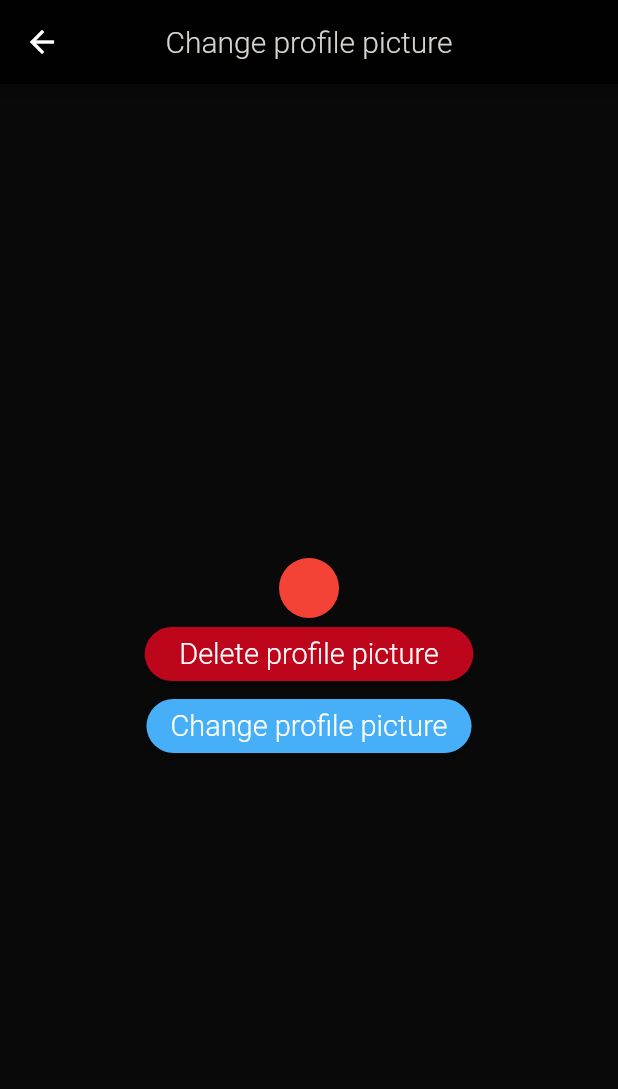
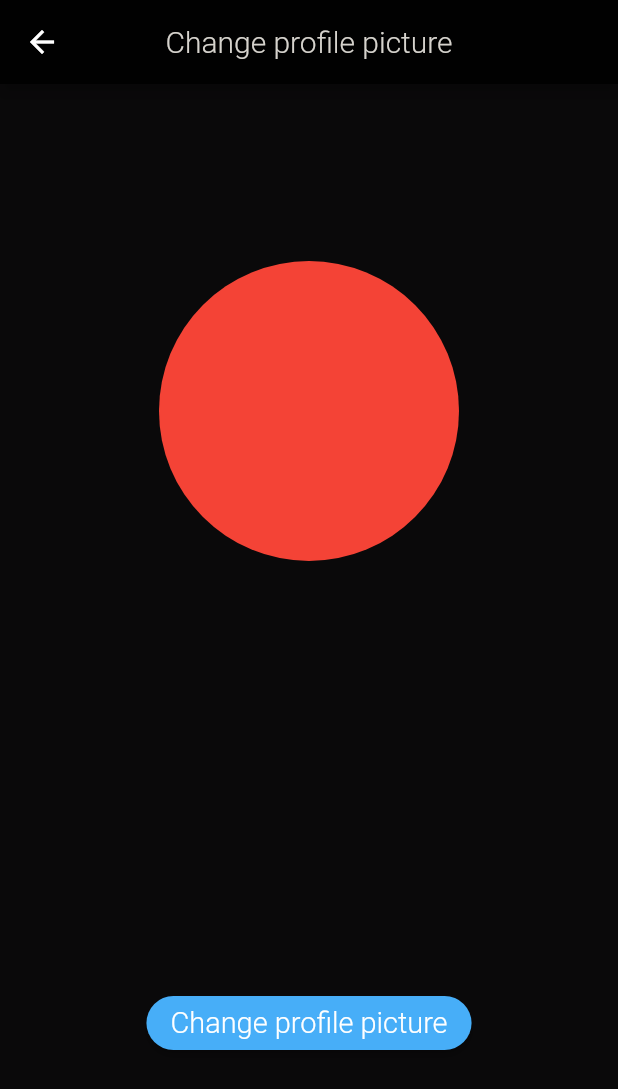
Before and after one commit to SarahElzayat/Flutter-Reddit-Clone, a Flutter app: the ChangeProfilePicutre screen opened directly, on a phone screen of 412 x 824 dp. Shown: the top 1089 px of the screen. Run offline on Flutter 3.47's test engine with Material 2 defaults, Android fonts, the phone set to English and light mode, and no system bars; our stand-ins replace bloc, conditional_builder_null_safety, dio, dismissible_page, dots_indicator, dotted_border and 19 more; missing offline and left inert: any_link_preview, delta_markdown, flutter_facebook_auth, flutter_quill, flutter_quill_extensions, giphy_get and 6 more; accounts and stored records are empty; network calls fail; statements that could not run were skipped; project files that could hold a hidden picture were left out.

Commit message:
Profile picture
uploading and deleting working
needs to be tried on live server

```diff
--- a/reddit/lib/cubit/app_cubit/app_state.dart
+++ b/reddit/lib/cubit/app_cubit/app_state.dart
@@ -20,9 +20,11 @@ class ChangeLeftDrawerState extends AppState {}
 // class ChangeEndDrawerState extends AppState {}
 
 class ChangeModeratingListState extends AppState {}
+
 class ChangeFavoritesListState extends AppState {}
 
 class ChangeYourCommunitiesState extends AppState {}
+
 class LoadedCommunitiesState extends AppState {}
 
 class ChangeHistoryCategoryState extends AppState {}
@@ -59,21 +61,24 @@ class LoadedMoreSavedState extends AppState {}
 
 class NoMoreSavedToLoadState extends AppState {}
 
+class LoadingResultsState extends AppState {}
 
+class LoadedResultsState extends AppState {}
 
-class LoadingResultsState extends AppState{}
-class LoadedResultsState extends AppState{}
-class ResultEmptyState extends AppState{}
-class NoMoreResultsToLoadState extends AppState{}
+class ResultEmptyState extends AppState {}
 
+class NoMoreResultsToLoadState extends AppState {}
 
-class SavedEmptyState extends AppState{}
-class ErrorState extends AppState{}
+class SavedEmptyState extends AppState {}
 
+class ErrorState extends AppState {}
 
-class DeletedProfilePictureState extends AppState{}
-class NoProfilePictureState extends AppState{}
-class ChangedProfilePictureState extends AppState{}
+class DeletedProfilePictureState extends AppState {}
 
+class NoProfilePictureState extends AppState {}
 
-class ChangedSubredditFavoriteState extends AppState{}
+class ChangedProfilePictureState extends AppState {}
+
+class LoadedProfilePictureState extends AppState {}
+
+class ChangedSubredditFavoriteState extends AppState {}
--- a/reddit/lib/networks/constant_end_points.dart
+++ b/reddit/lib/networks/constant_end_points.dart
@@ -14,6 +14,9 @@ const baseUrl = kReleaseMode
     : kIsWeb
         ? 'http://localhost:3000'
         : 'http://10.0.2.2:3000';
+
+const imagesBaseUrl =
+    kReleaseMode ? 'https://web.read-it.live/' : 'http://192.168.1.8:3000/';
 
 // login and signup
 const signUp = '/signup';
--- a/reddit/lib/screens/settings/change_profile_picture_screen.dart
+++ b/reddit/lib/screens/settings/change_profile_picture_screen.dart
@@ -17,7 +17,7 @@ class _ChangeProfilePicutreState extends State<ChangeProfilePicutre> {
 
   @override
   Widget build(BuildContext context) {
-    AppCubit cubit = AppCubit.get(context);
+    AppCubit cubit = AppCubit.get(context)..getUserProfilePicture();
     return BlocConsumer<AppCubit, AppState>(
       listener: (context, state) {},
       builder: (context, state) {
@@ -34,7 +34,10 @@ class _ChangeProfilePicutreState extends State<ChangeProfilePicutre> {
                   //todo use the one from backend
                   const CircleAvatar(
                     backgroundColor: Colors.red,
+                    radius: 100,
                   ),
+                  const Spacer(),
+                  if (cubit.profilePicture.isNotEmpty)
                     Flexible(
                       child: MaterialButton(
                         shape: const StadiumBorder(),
```
Also changed, not shown: reddit/lib/components/search_field.dart (+4 -4 lines), reddit/lib/cubit/app_cubit/app_cubit.dart (+20 -6 lines). Lines whose indentation alone changed are shown as unchanged.
